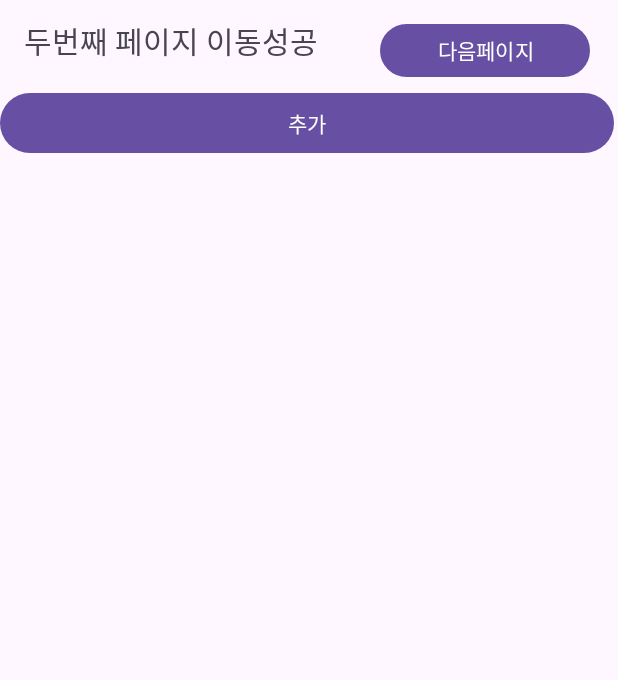
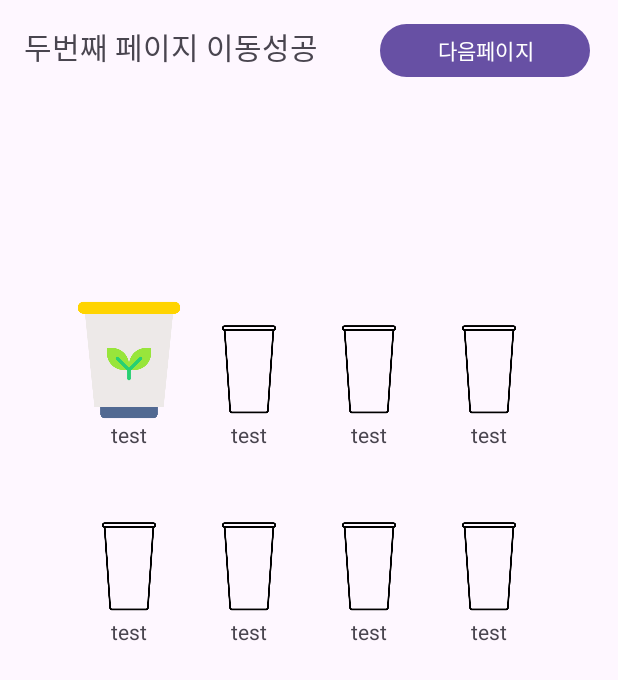
Before and after one commit to coque0414/what_android, an Android app: the MainActivity2 screen opened directly, with no data from a screen before it, on a phone screen of 412 x 824 dp. Shown: the top 680 px of the screen. Run offline under Robolectric (Android 15) with nearby library versions, the phone set to English and light mode, and no system bars.

Commit message:
물마시기 기능 추가, 챗지피티 활용.

```diff
--- a/app/src/main/java/com/example/project_java_test/MainActivity2.java
+++ b/app/src/main/java/com/example/project_java_test/MainActivity2.java
@@ -4,11 +4,68 @@ import androidx.appcompat.app.AppCompatActivity;
 
 import android.os.Bundle;
 
+import android.view.View;
+import android.widget.ImageView;
+import android.widget.TextView;
+import android.widget.Toast;
+
+import java.text.SimpleDateFormat;
+import java.util.Date;
+import java.util.Locale;
+
 public class MainActivity2 extends AppCompatActivity {
+
+    private ImageView[] imageViews;
+    private TextView[] textViews;
+    private int currentCupIndex = 0;
 
     @Override
     protected void onCreate(Bundle savedInstanceState) {
         super.onCreate(savedInstanceState);
         setContentView(R.layout.activity_main2);
+
+        imageViews = new ImageView[8];
+        textViews = new TextView[8];
+
+        for (int i = 0; i < 8; i++) {
+            int imageResId = getResources().getIdentifier("imageView" + (i + 1), "id", getPackageName());
+            int textResId = getResources().getIdentifier("textView" + (i + 1), "id", getPackageName());
+            imageViews[i] = findViewById(imageResId);
+            textViews[i] = findViewById(textResId);
+
+            // Set click listener for each image view
+            imageViews[i].setOnClickListener(new View.OnClickListener() {
+                @Override
+                public void onClick(View view) {
+                    handleCupClick(view);
+                }
+            });
+        }
+        imageViews[0].setImageResource(R.drawable.plus);
+    }
+    private void handleCupClick(View view) {
+        if (currentCupIndex >= 8) return;
+
+        ImageView clickedImageView = (ImageView) view;
+
+        // Ensure the clicked cup is the current cup to be clicked
+        if (clickedImageView == imageViews[currentCupIndex]) {
+            // Change the image to full.png and update the timestamp
+            clickedImageView.setImageResource(R.drawable.full);
+            String currentTime = new SimpleDateFormat("HH:mm:ss", Locale.getDefault()).format(new Date());
+            textViews[currentCupIndex].setText(currentTime);
+
+            if (currentCupIndex < 7) {
+                Toast.makeText(this, "잘하셨습니다!", Toast.LENGTH_SHORT).show();
+            } else {
+                Toast.makeText(this, "오늘 하루 수고하셨습니다.", Toast.LENGTH_LONG).show();
+            }
+
+            // Move to the next cup if it exists
+            currentCupIndex++;
+            if (currentCupIndex < 8) {
+                imageViews[currentCupIndex].setImageResource(R.drawable.plus);
+            }
+        }
     }
 }
--- a/app/src/main/res/layout/activity_main2.xml
+++ b/app/src/main/res/layout/activity_main2.xml
@@ -6,6 +6,13 @@
     android:layout_height="match_parent"
     tools:context=".MainActivity2">
 
+    <TableRow
+        android:id="@+id/tableRow17"
+        android:layout_width="wrap_content"
+        android:layout_height="wrap_content"
+        app:layout_constraintStart_toStartOf="parent"
+        app:layout_constraintTop_toTopOf="parent">
+
         <TextView
             android:id="@+id/textView"
             android:layout_width="209dp"
@@ -13,9 +20,7 @@
             android:layout_marginStart="16dp"
             android:layout_marginTop="12dp"
             android:text="두번째 페이지 이동성공"
-        android:textSize="20sp"
-        app:layout_constraintStart_toStartOf="parent"
-        app:layout_constraintTop_toTopOf="parent" />
+            android:textSize="20sp" />
 
         <Button
             android:id="@+id/button3"
@@ -23,39 +28,158 @@
             android:layout_height="43dp"
             android:layout_marginStart="28dp"
             android:layout_marginTop="12dp"
-        android:text="다음페이지"
-        app:layout_constraintStart_toEndOf="@+id/textView"
-        app:layout_constraintTop_toTopOf="parent" />
+            android:text="다음페이지" />
 
-    <LinearLayout
-        android:layout_width="409dp"
-        android:layout_height="671dp"
-        android:orientation="vertical"
-        app:layout_constraintTop_toBottomOf="@+id/textView"
-        tools:layout_editor_absoluteX="1dp">
+    </TableRow>
 
-        <Button
-            android:id="@+id/button5"
-            android:layout_width="match_parent"
+    <TableRow
+        android:id="@+id/tableRow18"
+        android:layout_width="wrap_content"
         android:layout_height="wrap_content"
-            android:text="추가" />
+        android:layout_marginStart="32dp"
+        android:layout_marginTop="200dp"
+        android:layout_marginEnd="32dp"
+        app:layout_constraintEnd_toEndOf="parent"
+        app:layout_constraintStart_toStartOf="parent"
+        app:layout_constraintTop_toTopOf="parent">
 
-        <ScrollView
-            android:layout_width="match_parent"
-            android:layout_height="match_parent">
+        <ImageView
+            android:id="@+id/imageView1"
+            android:layout_width="80dp"
+            android:layout_height="80dp"
+            app:srcCompat="@drawable/plus" />
 
-            <LinearLayout
-                android:layout_width="match_parent"
+        <ImageView
+            android:id="@+id/imageView2"
+            android:layout_width="80dp"
+            android:layout_height="80dp"
+            app:srcCompat="@drawable/empty" />
+
+        <ImageView
+            android:id="@+id/imageView3"
+            android:layout_width="80dp"
+            android:layout_height="80dp"
+            app:srcCompat="@drawable/empty" />
+
+        <ImageView
+            android:id="@+id/imageView4"
+            android:layout_width="80dp"
+            android:layout_height="80dp"
+            app:srcCompat="@drawable/empty" />
+    </TableRow>
+
+    <TableRow
+        android:id="@+id/tableRow19"
+        android:layout_width="wrap_content"
         android:layout_height="wrap_content"
-                android:orientation="vertical" >
+        android:layout_marginStart="8dp"
+        android:layout_marginEnd="8dp"
+        app:layout_constraintEnd_toEndOf="parent"
+        app:layout_constraintStart_toStartOf="parent"
+        app:layout_constraintTop_toBottomOf="@+id/tableRow18">
 
-                <TableLayout
-                    android:layout_width="match_parent"
-                    android:layout_height="match_parent">
+        <TextView
+            android:id="@+id/textView1"
+            android:layout_width="80dp"
+            android:layout_height="27dp"
+            android:text="test"
+            android:textAlignment="center" />
 
-                </TableLayout>
-            </LinearLayout>
-        </ScrollView>
-    </LinearLayout>
+        <TextView
+            android:id="@+id/textView2"
+            android:layout_width="80dp"
+            android:layout_height="27dp"
+            android:text="test"
+            android:textAlignment="center" />
+
+        <TextView
+            android:id="@+id/textView3"
+            android:layout_width="80dp"
+            android:layout_height="27dp"
+            android:text="test"
+            android:textAlignment="center" />
+
+        <TextView
+            android:id="@+id/textView4"
+            android:layout_width="80dp"
+            android:layout_height="27dp"
+            android:text="test"
+            android:textAlignment="center" />
+    </TableRow>
+
+    <TableRow
+        android:id="@+id/tableRow20"
+        android:layout_width="wrap_content"
+        android:layout_height="wrap_content"
+        android:layout_marginStart="8dp"
+        android:layout_marginTop="24dp"
+        android:layout_marginEnd="8dp"
+        app:layout_constraintEnd_toEndOf="parent"
+        app:layout_constraintStart_toStartOf="parent"
+        app:layout_constraintTop_toBottomOf="@+id/tableRow19">
+
+        <ImageView
+            android:id="@+id/imageView5"
+            android:layout_width="80dp"
+            android:layout_height="80dp"
+            app:srcCompat="@drawable/empty" />
+
+        <ImageView
+            android:id="@+id/imageView6"
+            android:layout_width="80dp"
+            android:layout_height="80dp"
+            app:srcCompat="@drawable/empty" />
+
+        <ImageView
+            android:id="@+id/imageView7"
+            android:layout_width="80dp"
+            android:layout_height="80dp"
+            app:srcCompat="@drawable/empty" />
+
+        <ImageView
+            android:id="@+id/imageView8"
+            android:layout_width="80dp"
+            android:layout_height="80dp"
+            app:srcCompat="@drawable/empty" />
+    </TableRow>
+
+    <TableRow
+        android:id="@+id/tableRow21"
+        android:layout_width="wrap_content"
+        android:layout_height="wrap_content"
+        android:layout_marginStart="8dp"
+        android:layout_marginEnd="8dp"
+        app:layout_constraintEnd_toEndOf="parent"
+        app:layout_constraintStart_toStartOf="parent"
+        app:layout_constraintTop_toBottomOf="@+id/tableRow20">
+
+        <TextView
+            android:id="@+id/textView5"
+            android:layout_width="80dp"
+            android:layout_height="27dp"
+            android:text="test"
+            android:textAlignment="center" />
+
+        <TextView
+            android:id="@+id/textView6"
+            android:layout_width="80dp"
+            android:layout_height="27dp"
+            android:text="test"
+            android:textAlignment="center" />
+
+        <TextView
+            android:id="@+id/textView7"
+            android:layout_width="80dp"
+            android:layout_height="27dp"
+            android:text="test"
+            android:textAlignment="center" />
+
+        <TextView
+            android:id="@+id/textView8"
+            android:layout_width="80dp"
+            android:layout_height="27dp"
+            android:text="test"
+            android:textAlignment="center" />
+    </TableRow>
 
 </androidx.constraintlayout.widget.ConstraintLayout>
```
Also changed, not shown: app/src/main/res/drawable/empty.png (added), app/src/main/res/drawable/full.png (added), app/src/main/res/drawable/plus.png (added). Lines whose indentation alone changed are shown as unchanged.
